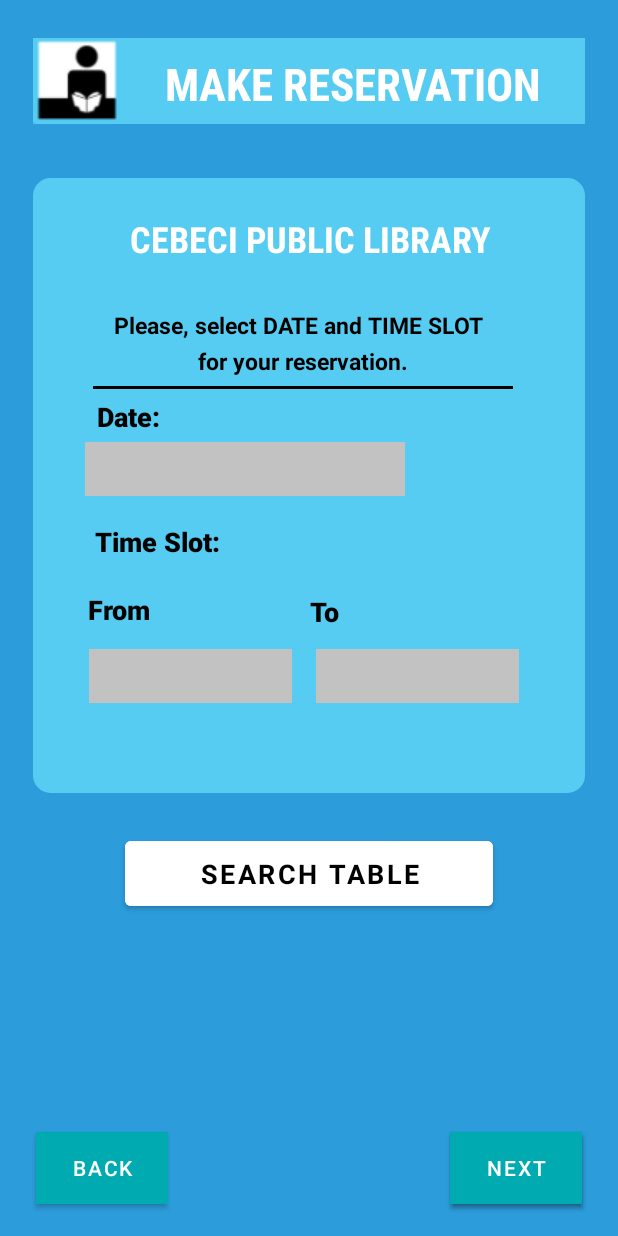
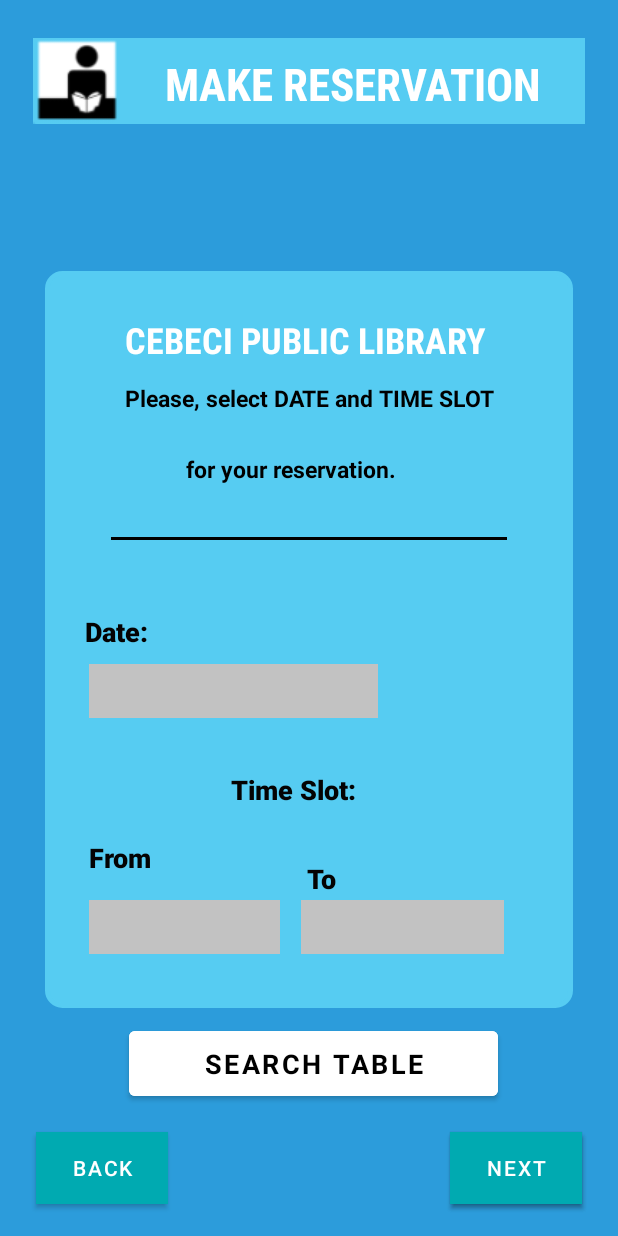
Before and after one commit to CankayaUniversity/ceng-407-408-2020-2021--Mobile-Library-Reservation-System, an Android app: the Activity_LM_Seelect_Date_and_Time_Slot screen opened directly, with no data from a screen before it, on a phone screen of 412 x 824 dp. Run offline under Robolectric (Android 15) with nearby library versions, the phone set to English and light mode, and no system bars.

Commit message:
lm menu designed

```diff
--- a/MobileLibrs/app/src/main/res/layout/layout_lm_list_libraries.xml
+++ b/MobileLibrs/app/src/main/res/layout/layout_lm_list_libraries.xml
@@ -39,6 +39,7 @@
             android:layout_marginEnd="30dp"
             android:background="@color/mlrs_lightBlue"
             android:text="LIBRARY LIST"
+            android:paddingTop="10dp"
             android:textStyle="bold"
             android:textAlignment="center"
             android:textColor="@color/mlrs_white_button"
@@ -65,6 +66,7 @@
             android:layout_alignParentBottom="true"
             android:layout_marginEnd="40dp"
             android:layout_marginBottom="21dp"
+
             android:text="Next" />
 
         <TextView
--- a/MobileLibrs/app/src/main/res/layout/layout_lm_select_date_and_time_slot.xml
+++ b/MobileLibrs/app/src/main/res/layout/layout_lm_select_date_and_time_slot.xml
@@ -34,10 +34,10 @@
             android:layout_alignParentStart="true"
             android:layout_alignParentEnd="true"
             android:layout_alignParentBottom="true"
-            android:layout_marginStart="83dp"
+            android:layout_marginStart="86dp"
             android:layout_marginTop="20dp"
-            android:layout_marginEnd="83dp"
-            android:layout_marginBottom="224dp"
+            android:layout_marginEnd="80dp"
+            android:layout_marginBottom="97dp"
             android:backgroundTint="@color/mlrs_white_button"
             android:text="@string/search_table"
             android:textColor="@color/Black"
@@ -45,15 +45,15 @@
             android:textStyle="bold" />
 
         <RelativeLayout
-            android:layout_width="362dp"
-            android:layout_height="410dp"
+            android:layout_width="wrap_content"
+            android:layout_height="491dp"
             android:layout_alignParentStart="true"
             android:layout_alignParentEnd="true"
             android:layout_alignParentBottom="true"
-            android:layout_marginStart="22dp"
+            android:layout_marginStart="30dp"
             android:layout_marginTop="3dp"
-            android:layout_marginEnd="22dp"
-            android:layout_marginBottom="305dp"
+            android:layout_marginEnd="30dp"
+            android:layout_marginBottom="162dp"
             android:background="@drawable/sekil"
             android:orientation="vertical">
 
@@ -62,10 +62,12 @@
                 android:id="@+id/et_time_to"
                 android:layout_width="135dp"
                 android:layout_height="36dp"
+                android:layout_alignParentStart="true"
                 android:layout_alignParentTop="true"
                 android:layout_alignParentEnd="true"
-                android:layout_marginTop="310dp"
-                android:layout_marginEnd="40dp"
+                android:layout_marginStart="25dp"
+                android:layout_marginTop="415dp"
+                android:layout_marginEnd="191dp"
                 android:autofillHints=""
                 android:background="#C2C2C2"
                 android:ems="10"
@@ -74,11 +76,11 @@
             <TextView
                 android:id="@+id/textView16"
                 android:layout_width="wrap_content"
-                android:layout_height="34dp"
+                android:layout_height="wrap_content"
                 android:layout_alignParentEnd="true"
                 android:layout_alignParentBottom="true"
-                android:layout_marginEnd="159dp"
-                android:layout_marginBottom="95dp"
+                android:layout_marginEnd="153dp"
+                android:layout_marginBottom="70dp"
                 android:fontFamily="sans-serif-black"
                 android:text="@string/to"
                 android:textColor="#040303"
@@ -88,10 +90,12 @@
                 android:id="@+id/textView15"
                 android:layout_width="61dp"
                 android:layout_height="wrap_content"
+                android:layout_alignParentStart="true"
                 android:layout_alignParentEnd="true"
                 android:layout_alignParentBottom="true"
-                android:layout_marginEnd="266dp"
-                android:layout_marginBottom="106dp"
+                android:layout_marginStart="25dp"
+                android:layout_marginEnd="264dp"
+                android:layout_marginBottom="84dp"
                 android:fontFamily="sans-serif-black"
                 android:text="@string/from"
                 android:textColor="#040303"
@@ -101,22 +105,27 @@
                 android:id="@+id/textView14"
                 android:layout_width="wrap_content"
                 android:layout_height="34dp"
+                android:layout_alignParentStart="true"
                 android:layout_alignParentEnd="true"
                 android:layout_alignParentBottom="true"
-                android:layout_marginEnd="239dp"
-                android:layout_marginBottom="142dp"
+                android:layout_marginStart="120dp"
+                android:layout_marginEnd="120dp"
+                android:layout_marginBottom="120dp"
                 android:fontFamily="sans-serif-black"
                 android:text="@string/time_slot"
                 android:textColor="#040303"
                 android:textSize="18sp" />
 
             <RelativeLayout
-                android:layout_width="300dp"
-                android:layout_height="123dp"
-                android:layout_marginStart="45dp"
+                android:layout_width="286dp"
+                android:layout_height="139dp"
+                android:layout_alignParentStart="true"
+                android:layout_alignParentEnd="true"
+                android:layout_alignParentBottom="true"
+                android:layout_marginStart="34dp"
                 android:layout_marginTop="20dp"
-                android:layout_marginEnd="44dp"
-                android:layout_marginBottom="5dp"
+                android:layout_marginEnd="34dp"
+                android:layout_marginBottom="322dp"
                 android:background="@color/mlrs_lightBlue"
                 android:orientation="vertical">
 
@@ -124,10 +133,12 @@
                     android:id="@+id/textView11"
                     android:layout_width="260dp"
                     android:layout_height="30dp"
+                    android:layout_alignParentStart="true"
                     android:layout_alignParentEnd="true"
                     android:layout_alignParentBottom="true"
-                    android:layout_marginEnd="15dp"
-                    android:layout_marginBottom="30dp"
+                    android:layout_marginStart="6dp"
+                    android:layout_marginEnd="6dp"
+                    android:layout_marginBottom="61dp"
                     android:ems="40"
                     android:text="@string/please_select_date_and_time_slot"
                     android:textAlignment="center"
@@ -139,10 +150,12 @@
                     android:id="@+id/textView12"
                     android:layout_width="260dp"
                     android:layout_height="30dp"
+                    android:layout_alignParentStart="true"
                     android:layout_alignParentEnd="true"
                     android:layout_alignParentBottom="true"
-                    android:layout_marginEnd="0dp"
-                    android:layout_marginBottom="6dp"
+                    android:layout_marginStart="6dp"
+                    android:layout_marginEnd="6dp"
+                    android:layout_marginBottom="14dp"
                     android:ems="30"
                     android:fontFamily="sans-serif"
                     android:paddingStart="50dp"
@@ -154,7 +167,13 @@
                 <TextView
                     android:id="@+id/textView17"
                     android:layout_width="match_parent"
-                    android:layout_height="39dp"
+                    android:layout_height="wrap_content"
+                    android:layout_alignParentStart="true"
+                    android:layout_alignParentEnd="true"
+                    android:layout_alignParentBottom="true"
+                    android:layout_marginStart="0dp"
+                    android:layout_marginEnd="0dp"
+                    android:layout_marginBottom="103dp"
                     android:fontFamily="sans-serif-condensed"
                     android:paddingStart="15dp"
                     android:text="@string/cebeci_public_library"
@@ -182,10 +201,12 @@
                 android:id="@+id/et_date"
                 android:layout_width="wrap_content"
                 android:layout_height="36dp"
+                android:layout_alignParentStart="true"
                 android:layout_alignParentEnd="true"
                 android:layout_alignParentBottom="true"
-                android:layout_marginEnd="116dp"
-                android:layout_marginBottom="194dp"
+                android:layout_marginStart="25dp"
+                android:layout_marginEnd="126dp"
+                android:layout_marginBottom="189dp"
                 android:autofillHints=""
                 android:background="#C2C2C2"
                 android:ems="10"
@@ -197,8 +218,8 @@
                 android:layout_height="36dp"
                 android:layout_alignParentTop="true"
                 android:layout_alignParentEnd="true"
-                android:layout_marginTop="310dp"
-                android:layout_marginEnd="191dp"
+                android:layout_marginTop="415dp"
+                android:layout_marginEnd="42dp"
                 android:autofillHints=""
                 android:background="#C2C2C2"
                 android:ems="10"
@@ -208,10 +229,12 @@
                 android:id="@+id/textView18"
                 android:layout_width="280dp"
                 android:layout_height="2dp"
+                android:layout_alignParentStart="true"
                 android:layout_alignParentEnd="true"
                 android:layout_alignParentBottom="true"
-                android:layout_marginEnd="44dp"
-                android:layout_marginBottom="265dp"
+                android:layout_marginStart="40dp"
+                android:layout_marginEnd="40dp"
+                android:layout_marginBottom="308dp"
                 android:background="@color/Black" />
 
 
@@ -301,8 +324,7 @@
         android:textAlignment="center"
         android:textColor="@color/mlrs_white_button"
         android:textSize="30sp"
-        android:textStyle="bold"
-        app:cornerRadius="?android:attr/buttonCornerRadius" />
+        android:textStyle="bold" />
 
 
 </RelativeLayout>
```
Also changed, not shown: MobileLibrs/app/src/main/res/layout/layout_lm_menu.xml (+30 -29 lines).
